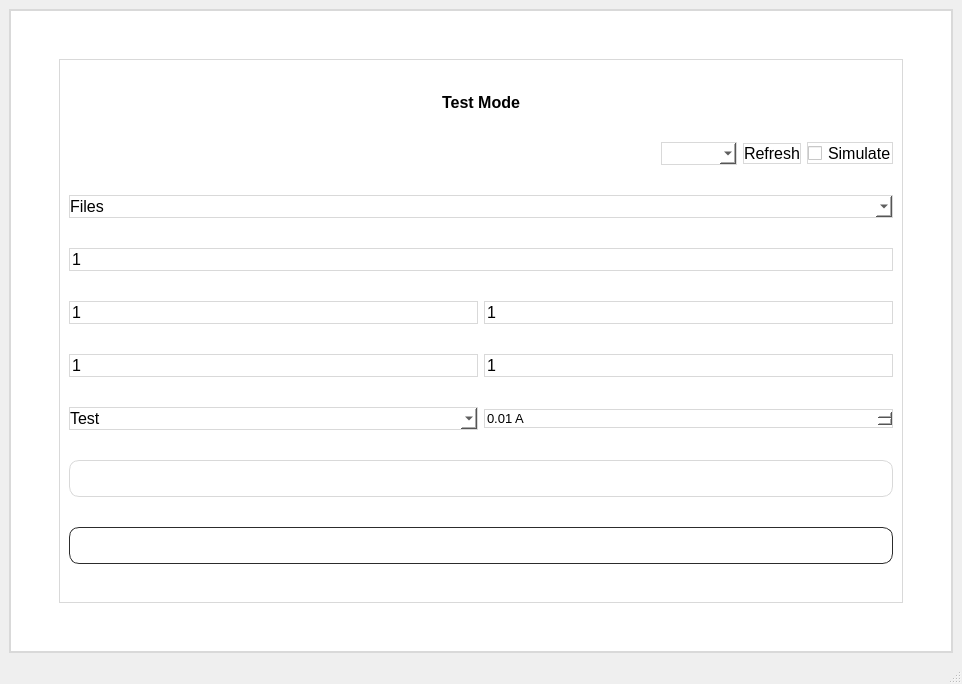
Qt form mainwindow.ui (zubair-appdev/SolarACHT_2) before a commit.
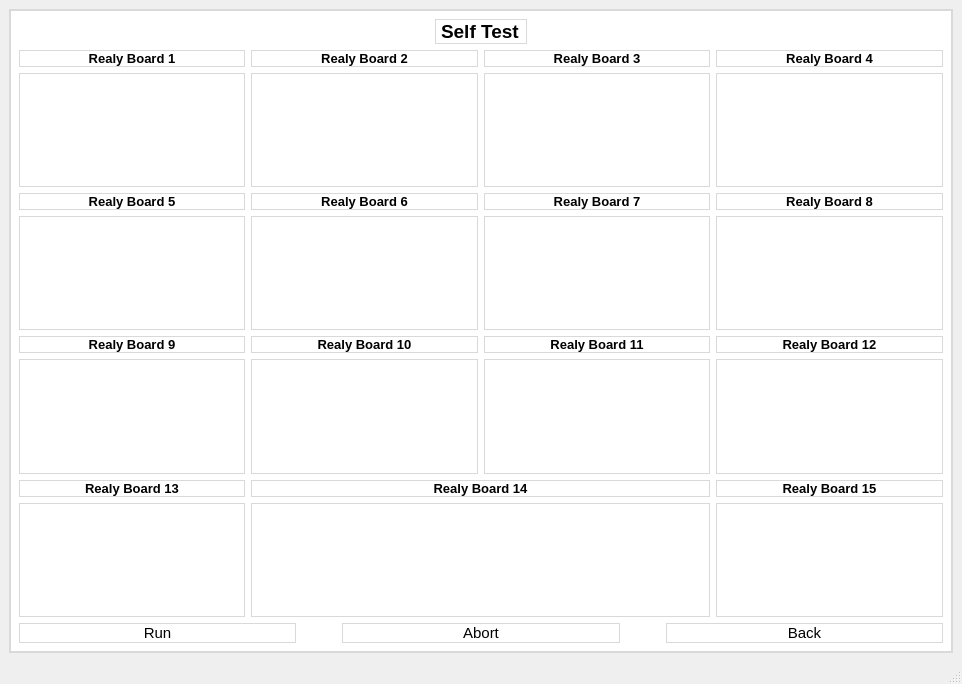
The same form after that commit. Icons and pictures are not drawn.

Commit message: Self test implemented.

Diff of the .ui file:
```diff
--- a/mainwindow.ui
+++ b/mainwindow.ui
@@ -53,7 +53,7 @@
     gridline-color: #d9d9d9;</string>
       </property>
       <property name="currentIndex">
-       <number>12</number>
+       <number>14</number>
       </property>
       <widget class="QWidget" name="page">
        <layout class="QGridLayout" name="gridLayout_2">
@@ -5026,6 +5026,565 @@
         </item>
        </layout>
       </widget>
+      <widget class="QWidget" name="page_selfTest">
+       <layout class="QGridLayout" name="gridLayout_19">
+        <item row="0" column="0">
+         <layout class="QHBoxLayout" name="horizontalLayout_17">
+          <item>
+           <spacer name="horizontalSpacer_38">
+            <property name="orientation">
+             <enum>Qt::Horizontal</enum>
+            </property>
+            <property name="sizeHint" stdset="0">
+             <size>
+              <width>40</width>
+              <height>20</height>
+             </size>
+            </property>
+           </spacer>
+          </item>
+          <item>
+           <widget class="QLabel" name="label_11">
+            <property name="font">
+             <font>
+              <pointsize>14</pointsize>
+              <weight>75</weight>
+              <bold>true</bold>
+             </font>
+            </property>
+            <property name="text">
+             <string>Self Test</string>
+            </property>
+           </widget>
+          </item>
+          <item>
+           <spacer name="horizontalSpacer_39">
+            <property name="orientation">
+             <enum>Qt::Horizontal</enum>
+            </property>
+            <property name="sizeHint" stdset="0">
+             <size>
+              <width>40</width>
+              <height>20</height>
+             </size>
+            </property>
+           </spacer>
+          </item>
+         </layout>
+        </item>
+        <item row="1" column="0">
+         <layout class="QGridLayout" name="gridLayout_18">
+          <item row="2" column="0">
+           <widget class="QLabel" name="label_16">
+            <property name="font">
+             <font>
+              <pointsize>10</pointsize>
+              <weight>75</weight>
+              <bold>true</bold>
+             </font>
+            </property>
+            <property name="text">
+             <string>Realy Board 5</string>
+            </property>
+            <property name="alignment">
+             <set>Qt::AlignCenter</set>
+            </property>
+           </widget>
+          </item>
+          <item row="7" column="1" colspan="2">
+           <widget class="QTextEdit" name="textEdit_14">
+            <property name="font">
+             <font>
+              <pointsize>12</pointsize>
+             </font>
+            </property>
+            <property name="readOnly">
+             <bool>true</bool>
+            </property>
+           </widget>
+          </item>
+          <item row="3" column="1">
+           <widget class="QTextEdit" name="textEdit_6">
+            <property name="font">
+             <font>
+              <pointsize>12</pointsize>
+             </font>
+            </property>
+            <property name="readOnly">
+             <bool>true</bool>
+            </property>
+           </widget>
+          </item>
+          <item row="1" column="3">
+           <widget class="QTextEdit" name="textEdit_4">
+            <property name="font">
+             <font>
+              <pointsize>12</pointsize>
+             </font>
+            </property>
+            <property name="readOnly">
+             <bool>true</bool>
+            </property>
+           </widget>
+          </item>
+          <item row="5" column="2">
+           <widget class="QTextEdit" name="textEdit_11">
+            <property name="font">
+             <font>
+              <pointsize>12</pointsize>
+             </font>
+            </property>
+            <property name="readOnly">
+             <bool>true</bool>
+            </property>
+           </widget>
+          </item>
+          <item row="5" column="1">
+           <widget class="QTextEdit" name="textEdit_10">
+            <property name="font">
+             <font>
+              <pointsize>12</pointsize>
+             </font>
+            </property>
+            <property name="readOnly">
+             <bool>true</bool>
+            </property>
+           </widget>
+          </item>
+          <item row="7" column="3">
+           <widget class="QTextEdit" name="textEdit_15">
+            <property name="font">
+             <font>
+              <pointsize>12</pointsize>
+             </font>
+            </property>
+            <property name="readOnly">
+             <bool>true</bool>
+            </property>
+           </widget>
+          </item>
+          <item row="0" column="1">
+           <widget class="QLabel" name="label_13">
+            <property name="font">
+             <font>
+              <pointsize>10</pointsize>
+              <weight>75</weight>
+              <bold>true</bold>
+             </font>
+            </property>
+            <property name="text">
+             <string>Realy Board 2</string>
+            </property>
+            <property name="alignment">
+             <set>Qt::AlignCenter</set>
+            </property>
+           </widget>
+          </item>
+          <item row="1" column="1">
+           <widget class="QTextEdit" name="textEdit_2">
+            <property name="font">
+             <font>
+              <pointsize>12</pointsize>
+             </font>
+            </property>
+            <property name="readOnly">
+             <bool>true</bool>
+            </property>
+           </widget>
+          </item>
+          <item row="4" column="0">
+           <widget class="QLabel" name="label_22">
+            <property name="font">
+             <font>
+              <pointsize>10</pointsize>
+              <weight>75</weight>
+              <bold>true</bold>
+             </font>
+            </property>
+            <property name="text">
+             <string>Realy Board 9</string>
+            </property>
+            <property name="alignment">
+             <set>Qt::AlignCenter</set>
+            </property>
+           </widget>
+          </item>
+          <item row="2" column="1">
+           <widget class="QLabel" name="label_17">
+            <property name="font">
+             <font>
+              <pointsize>10</pointsize>
+              <weight>75</weight>
+              <bold>true</bold>
+             </font>
+            </property>
+            <property name="text">
+             <string>Realy Board 6</string>
+            </property>
+            <property name="alignment">
+             <set>Qt::AlignCenter</set>
+            </property>
+           </widget>
+          </item>
+          <item row="3" column="0">
+           <widget class="QTextEdit" name="textEdit_5">
+            <property name="font">
+             <font>
+              <pointsize>12</pointsize>
+             </font>
+            </property>
+            <property name="readOnly">
+             <bool>true</bool>
+            </property>
+           </widget>
+          </item>
+          <item row="4" column="3">
+           <widget class="QLabel" name="label_26">
+            <property name="font">
+             <font>
+              <pointsize>10</pointsize>
+              <weight>75</weight>
+              <bold>true</bold>
+             </font>
+            </property>
+            <property name="text">
+             <string>Realy Board 12</string>
+            </property>
+            <property name="alignment">
+             <set>Qt::AlignCenter</set>
+            </property>
+           </widget>
+          </item>
+          <item row="4" column="2">
+           <widget class="QLabel" name="label_24">
+            <property name="font">
+             <font>
+              <pointsize>10</pointsize>
+              <weight>75</weight>
+              <bold>true</bold>
+             </font>
+            </property>
+            <property name="text">
+             <string>Realy Board 11</string>
+            </property>
+            <property name="alignment">
+             <set>Qt::AlignCenter</set>
+            </property>
+           </widget>
+          </item>
+          <item row="3" column="2">
+           <widget class="QTextEdit" name="textEdit_7">
+            <property name="font">
+             <font>
+              <pointsize>12</pointsize>
+             </font>
+            </property>
+            <property name="readOnly">
+             <bool>true</bool>
+            </property>
+           </widget>
+          </item>
+          <item row="2" column="3">
+           <widget class="QLabel" name="label_21">
+            <property name="font">
+             <font>
+              <pointsize>10</pointsize>
+              <weight>75</weight>
+              <bold>true</bold>
+             </font>
+            </property>
+            <property name="text">
+             <string>Realy Board 8</string>
+            </property>
+            <property name="alignment">
+             <set>Qt::AlignCenter</set>
+            </property>
+           </widget>
+          </item>
+          <item row="0" column="0">
+           <widget class="QLabel" name="label_12">
+            <property name="font">
+             <font>
+              <pointsize>10</pointsize>
+              <weight>75</weight>
+              <bold>true</bold>
+             </font>
+            </property>
+            <property name="text">
+             <string>Realy Board 1</string>
+            </property>
+            <property name="alignment">
+             <set>Qt::AlignCenter</set>
+            </property>
+           </widget>
+          </item>
+          <item row="4" column="1">
+           <widget class="QLabel" name="label_23">
+            <property name="font">
+             <font>
+              <pointsize>10</pointsize>
+              <weight>75</weight>
+              <bold>true</bold>
+             </font>
+            </property>
+            <property name="text">
+             <string>Realy Board 10</string>
+            </property>
+            <property name="alignment">
+             <set>Qt::AlignCenter</set>
+            </property>
+           </widget>
+          </item>
+          <item row="0" column="3">
+           <widget class="QLabel" name="label_15">
+            <property name="font">
+             <font>
+              <pointsize>10</pointsize>
+              <weight>75</weight>
+              <bold>true</bold>
+             </font>
+            </property>
+            <property name="text">
+             <string>Realy Board 4</string>
+            </property>
+            <property name="alignment">
+             <set>Qt::AlignCenter</set>
+            </property>
+           </widget>
+          </item>
+          <item row="7" column="0">
+           <widget class="QTextEdit" name="textEdit_13">
+            <property name="font">
+             <font>
+              <pointsize>12</pointsize>
+             </font>
+            </property>
+            <property name="readOnly">
+             <bool>true</bool>
+            </property>
+           </widget>
+          </item>
+          <item row="1" column="2">
+           <widget class="QTextEdit" name="textEdit_3">
+            <property name="font">
+             <font>
+              <pointsize>12</pointsize>
+             </font>
+            </property>
+            <property name="readOnly">
+             <bool>true</bool>
+            </property>
+           </widget>
+          </item>
+          <item row="2" column="2">
+           <widget class="QLabel" name="label_18">
+            <property name="font">
+             <font>
+              <pointsize>10</pointsize>
+              <weight>75</weight>
+              <bold>true</bold>
+             </font>
+            </property>
+            <property name="text">
+             <string>Realy Board 7</string>
+            </property>
+            <property name="alignment">
+             <set>Qt::AlignCenter</set>
+            </property>
+           </widget>
+          </item>
+          <item row="5" column="3">
+           <widget class="QTextEdit" name="textEdit_12">
+            <property name="font">
+             <font>
+              <pointsize>12</pointsize>
+             </font>
+            </property>
+            <property name="readOnly">
+             <bool>true</bool>
+            </property>
+           </widget>
+          </item>
+          <item row="5" column="0">
+           <widget class="QTextEdit" name="textEdit_9">
+            <property name="font">
+             <font>
+              <pointsize>12</pointsize>
+             </font>
+            </property>
+            <property name="readOnly">
+             <bool>true</bool>
+            </property>
+           </widget>
+          </item>
+          <item row="1" column="0">
+           <widget class="QTextEdit" name="textEdit_1">
+            <property name="font">
+             <font>
+              <pointsize>12</pointsize>
+             </font>
+            </property>
+            <property name="readOnly">
+             <bool>true</bool>
+            </property>
+           </widget>
+          </item>
+          <item row="3" column="3">
+           <widget class="QTextEdit" name="textEdit_8">
+            <property name="font">
+             <font>
+              <pointsize>12</pointsize>
+             </font>
+            </property>
+            <property name="readOnly">
+             <bool>true</bool>
+            </property>
+           </widget>
+          </item>
+          <item row="0" column="2">
+           <widget class="QLabel" name="label_14">
+            <property name="font">
+             <font>
+              <pointsize>10</pointsize>
+              <weight>75</weight>
+              <bold>true</bold>
+             </font>
+            </property>
+            <property name="text">
+             <string>Realy Board 3</string>
+            </property>
+            <property name="alignment">
+             <set>Qt::AlignCenter</set>
+            </property>
+           </widget>
+          </item>
+          <item row="6" column="0">
+           <widget class="QLabel" name="label_27">
+            <property name="font">
+             <font>
+              <pointsize>10</pointsize>
+              <weight>75</weight>
+              <bold>true</bold>
+             </font>
+            </property>
+            <property name="text">
+             <string>Realy Board 13</string>
+            </property>
+            <property name="alignment">
+             <set>Qt::AlignCenter</set>
+            </property>
+           </widget>
+          </item>
+          <item row="6" column="3">
+           <widget class="QLabel" name="label_30">
+            <property name="font">
+             <font>
+              <pointsize>10</pointsize>
+              <weight>75</weight>
+              <bold>true</bold>
+             </font>
+            </property>
+            <property name="text">
+             <string>Realy Board 15</string>
+            </property>
+            <property name="alignment">
+             <set>Qt::AlignCenter</set>
+            </property>
+           </widget>
+          </item>
+          <item row="6" column="1" colspan="2">
+           <widget class="QLabel" name="label_28">
+            <property name="font">
+             <font>
+              <pointsize>10</pointsize>
+              <weight>75</weight>
+              <bold>true</bold>
+             </font>
+            </property>
+            <property name="text">
+             <string>Realy Board 14</string>
+            </property>
+            <property name="alignment">
+             <set>Qt::AlignCenter</set>
+            </property>
+           </widget>
+          </item>
+         </layout>
+        </item>
+        <item row="2" column="0">
+         <layout class="QHBoxLayout" name="horizontalLayout_16">
+          <item>
+           <widget class="QPushButton" name="pushButton_selfRun">
+            <property name="font">
+             <font>
+              <pointsize>11</pointsize>
+             </font>
+            </property>
+            <property name="text">
+             <string>Run</string>
+            </property>
+           </widget>
+          </item>
+          <item>
+           <spacer name="horizontalSpacer_36">
+            <property name="orientation">
+             <enum>Qt::Horizontal</enum>
+            </property>
+            <property name="sizeType">
+             <enum>QSizePolicy::Minimum</enum>
+            </property>
+            <property name="sizeHint" stdset="0">
+             <size>
+              <width>40</width>
+              <height>20</height>
+             </size>
+            </property>
+           </spacer>
+          </item>
+          <item>
+           <widget class="QPushButton" name="pushButton_selfAbort">
+            <property name="font">
+             <font>
+              <pointsize>11</pointsize>
+             </font>
+            </property>
+            <property name="text">
+             <string>Abort</string>
+            </property>
+           </widget>
+          </item>
+          <item>
+           <spacer name="horizontalSpacer_37">
+            <property name="orientation">
+             <enum>Qt::Horizontal</enum>
+            </property>
+            <property name="sizeType">
+             <enum>QSizePolicy::Minimum</enum>
+            </property>
+            <property name="sizeHint" stdset="0">
+             <size>
+              <width>40</width>
+              <height>20</height>
+             </size>
+            </property>
+           </spacer>
+          </item>
+          <item>
+           <widget class="QPushButton" name="pushButton_selfBack">
+            <property name="font">
+             <font>
+              <pointsize>11</pointsize>
+             </font>
+            </property>
+            <property name="text">
+             <string>Back</string>
+            </property>
+           </widget>
+          </item>
+         </layout>
+        </item>
+       </layout>
+      </widget>
      </widget>
     </item>
    </layout>
```
Left out of the diff: 131 changed lines with no effect on the pictures. The commit also changes 5 other files.
